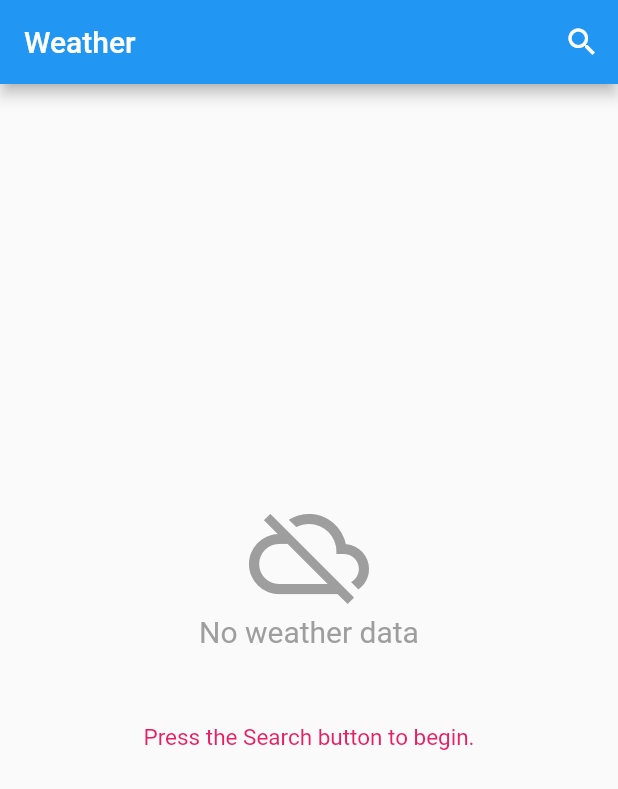
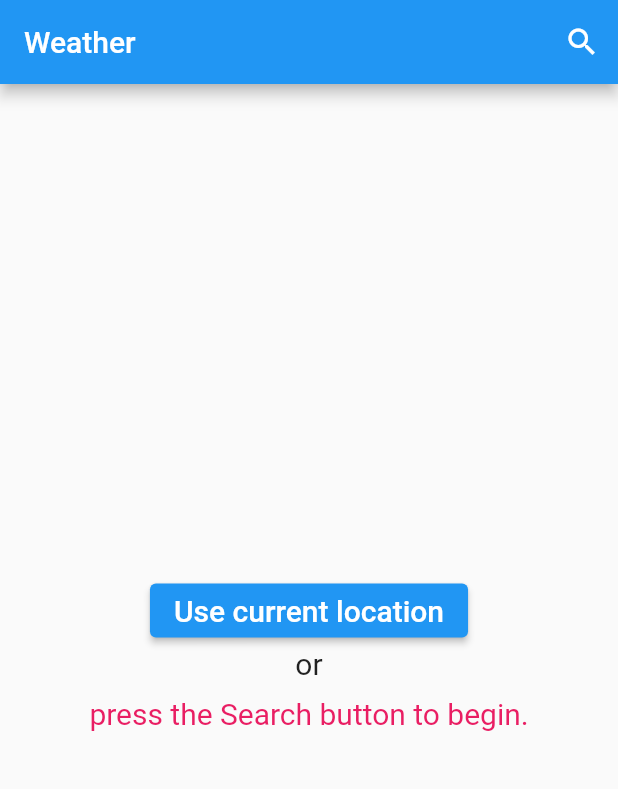
Before and after one commit to cyliong/weather-cross-platform, a Flutter app: the screen it shows after launch, on a phone screen of 412 x 824 dp. Shown: the top 789 px of the screen. Run offline on Flutter 3.47's test engine with Material 2 defaults, Android fonts, the phone set to English and light mode, and no system bars; generated files the repository leaves out were written again.

Commit message:
Re-arrange home page layout to add the "Use current location" button

```diff
--- a/lib/page/home_page.dart
+++ b/lib/page/home_page.dart
@@ -100,26 +100,29 @@ class _HomePageState extends State<HomePage> {
   Column _buildEmptyView() {
     return Column(
       children: [
-        Icon(
-          Icons.cloud_off,
-          size: 80,
-          color: Colors.grey,
+        ElevatedButton(
+          onPressed: () {},
+          child: const Text(
+            'Use current location',
+            style: TextStyle(
+              fontSize: 20,
+            ),
+          ),
         ),
-        Text(
-          'No weather data',
+        const Text(
+          'or',
           style: TextStyle(
             fontSize: 20,
-            color: Colors.grey,
           ),
         ),
-        Padding(
+        const Padding(
           padding: const EdgeInsets.symmetric(
-            vertical: 50,
+            vertical: 10,
           ),
-          child: Text(
-            'Press the Search button to begin.',
+          child: const Text(
+            'press the Search button to begin.',
             style: TextStyle(
-              fontSize: 15,
+              fontSize: 20,
               color: Colors.pink,
             ),
           ),
```
